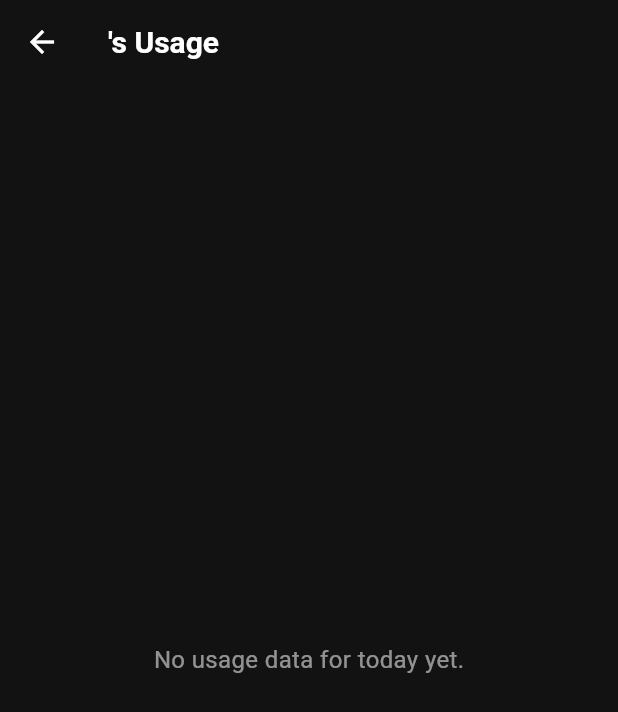
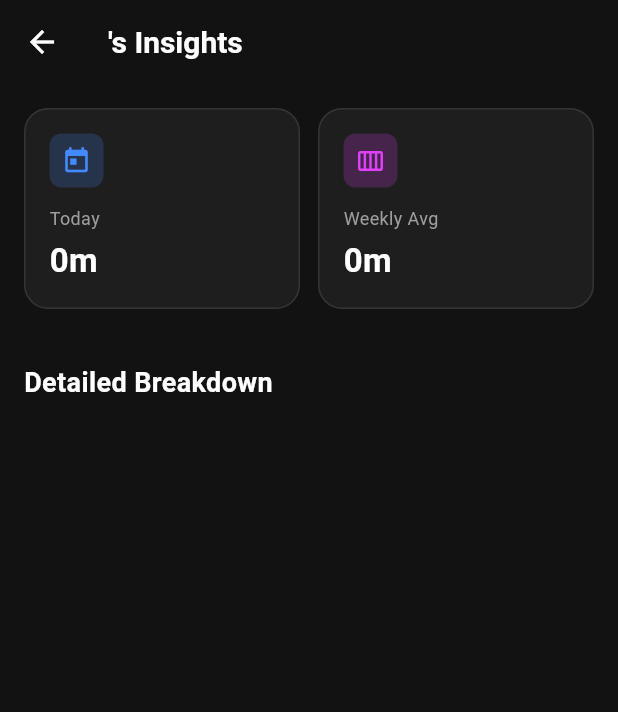
Before and after one commit to muaz-27/focus_mate, a Flutter app: the AnalyticsScreen screen opened directly with empty values, on a phone screen of 412 x 824 dp. Shown: the top 712 px of the screen. Run offline on Flutter 3.47's test engine with Material 3 defaults, Android fonts, the phone set to English and light mode, and no system bars; our stand-ins replace cloud_firestore, firebase_auth, firebase_core, permission_handler; missing offline and left inert: android_intent_plus, installed_apps, usage_stats; accounts and stored records are empty.

Commit message:
icons after refactoring

```diff
--- a/lib/dashboard/analytics_screen.dart
+++ b/lib/dashboard/analytics_screen.dart
@@ -1,8 +1,10 @@
-import 'dart:convert';
+import 'dart:convert'; // For base64Decode
+import 'dart:typed_data'; // For Uint8List
+
 import 'package:flutter/material.dart';
 import 'package:cloud_firestore/cloud_firestore.dart';
 
-class AnalyticsScreen extends StatelessWidget {
+class AnalyticsScreen extends StatefulWidget {
   final String userId;
   final String userName;
 
@@ -11,6 +13,78 @@ class AnalyticsScreen extends StatelessWidget {
     required this.userId,
     required this.userName,
   });
+
+  @override
+  State<AnalyticsScreen> createState() => _AnalyticsScreenState();
+}
+
+class _AnalyticsScreenState extends State<AnalyticsScreen> {
+  int totalMinutes = 0;
+  int weeklyAverage = 0;
+  Map<String, dynamic>? topApp;
+  List<Map<String, dynamic>> appsUsed = [];
+  bool loading = true;
+
+  @override
+  void initState() {
+    super.initState();
+    _loadData();
+  }
+
+  void _loadData() {
+    final todayDocId = DateTime.now().toIso8601String().split('T')[0];
+    final statsRef = FirebaseFirestore.instance
+        .collection('users')
+        .doc(widget.userId)
+        .collection('daily_stats');
+
+    // 1. Listen to TODAY'S usage
+    statsRef.doc(todayDocId).snapshots().listen((snapshot) {
+      if (mounted) {
+        if (snapshot.exists) {
+          final data = snapshot.data()!;
+          setState(() {
+            totalMinutes = data['totalScreenTime'] ?? 0;
+            appsUsed = List<Map<String, dynamic>>.from(data['apps'] ?? []);
+
+            if (appsUsed.isNotEmpty) {
+               appsUsed.sort((a, b) => (b['usageMinutes'] ?? 0).compareTo(a['usageMinutes'] ?? 0));
+               topApp = appsUsed.first;
+            } else {
+              topApp = null;
+            }
+            loading = false;
+          });
+        } else {
+          setState(() {
+            totalMinutes = 0;
+            appsUsed = [];
+            topApp = null;
+            loading = false;
+          });
+        }
+      }
+    });
+
+    // 2. Fetch Weekly History
+    _calculateWeeklyAvg(statsRef);
+  }
+
+  Future<void> _calculateWeeklyAvg(CollectionReference statsRef) async {
+    try {
+      final query = await statsRef.orderBy('lastUpdated', descending: true).limit(7).get();
+      if (query.docs.isEmpty) return;
+      int sum = 0;
+      for (var doc in query.docs) {
+        sum += (doc['totalScreenTime'] as int? ?? 0);
+      }
+      if (mounted) {
+        setState(() {
+          weeklyAverage = (sum / query.docs.length).round();
+        });
+      }
+    } catch (e) {}
+  }
 
   String formatTime(int mins) {
     if (mins < 60) return "${mins}m";
@@ -21,188 +95,208 @@ class AnalyticsScreen extends StatelessWidget {
 
   @override
   Widget build(BuildContext context) {
-    final todayDocId = DateTime.now().toIso8601String().split('T')[0];
-
     return Scaffold(
       backgroundColor: const Color(0xFF121212),
       appBar: AppBar(
-        title: Text("${userName}'s Usage"),
+        title: Text("${widget.userName}'s Insights"),
         backgroundColor: Colors.transparent,
         elevation: 0,
         iconTheme: const IconThemeData(color: Colors.white),
-        titleTextStyle: const TextStyle(
-          color: Colors.white,
-          fontSize: 20,
-          fontWeight: FontWeight.bold,
+        titleTextStyle: const TextStyle(color: Colors.white, fontSize: 20, fontWeight: FontWeight.bold),
+      ),
+      body: loading
+          ? const Center(child: CircularProgressIndicator(color: Colors.cyanAccent))
+          : SingleChildScrollView(
+              padding: const EdgeInsets.all(16),
+              child: Column(
+                crossAxisAlignment: CrossAxisAlignment.start,
+                children: [
+                  // Summary Row
+                  Row(
+                    children: [
+                      Expanded(
+                        child: _buildInfoCard("Today", formatTime(totalMinutes), Icons.today, Colors.blueAccent),
+                      ),
+                      const SizedBox(width: 12),
+                      Expanded(
+                        child: _buildInfoCard("Weekly Avg", formatTime(weeklyAverage), Icons.calendar_view_week, Colors.purpleAccent),
+                      ),
+                    ],
+                  ),
+                  const SizedBox(height: 12),
+
+                  // Top Distraction Card
+                  if (topApp != null)
+                    Container(
+                      padding: const EdgeInsets.all(16),
+                      decoration: BoxDecoration(
+                        color: Colors.white.withOpacity(0.05),
+                        borderRadius: BorderRadius.circular(16),
+                        border: Border.all(color: Colors.redAccent.withOpacity(0.3)),
+                      ),
+                      child: Row(
+                        children: [
+                          Container(
+                            padding: const EdgeInsets.all(10),
+                            decoration: BoxDecoration(
+                              color: Colors.redAccent.withOpacity(0.2),
+                              shape: BoxShape.circle,
+                            ),
+                            child: const Icon(Icons.warning_amber_rounded, color: Colors.redAccent),
+                          ),
+                          const SizedBox(width: 16),
+                          Expanded(
+                            child: Column(
+                              crossAxisAlignment: CrossAxisAlignment.start,
+                              children: [
+                                const Text("Top Distraction", style: TextStyle(color: Colors.grey, fontSize: 12)),
+                                Text(
+                                  topApp!['appName'],
+                                  style: const TextStyle(color: Colors.white, fontSize: 18, fontWeight: FontWeight.bold),
+                                  overflow: TextOverflow.ellipsis,
+                                ),
+                              ],
+                            ),
+                          ),
+                          Column(
+                            crossAxisAlignment: CrossAxisAlignment.end,
+                            children: [
+                              Text(
+                                formatTime(topApp!['usageMinutes']),
+                                style: const TextStyle(color: Colors.redAccent, fontWeight: FontWeight.bold, fontSize: 16),
+                              ),
+                              const SizedBox(height: 4),
+                              // 🔹 TOP APP ICON
+                              SizedBox(
+                                width: 24, height: 24,
+                                child: _buildAppIcon(topApp!),
+                              )
+                            ],
+                          )
+                        ],
                       ),
                     ),
 
-      // 🔥 LIVE DATA DIRECTLY
-      body: StreamBuilder<DocumentSnapshot>(
-        stream: FirebaseFirestore.instance
-            .collection('users')
-            .doc(userId)
-            .collection('daily_stats')
-            .doc(todayDocId)
-            .snapshots(),
-        builder: (context, snapshot) {
-          if (snapshot.connectionState == ConnectionState.waiting) {
-            return const Center(
-              child: CircularProgressIndicator(color: Colors.cyanAccent),
-            );
-          }
+                  const SizedBox(height: 24),
+                  const Text("Detailed Breakdown", style: TextStyle(color: Colors.white, fontSize: 18, fontWeight: FontWeight.bold)),
+                  const SizedBox(height: 12),
 
-          if (!snapshot.hasData || !snapshot.data!.exists) {
-            return const Center(
-              child: Text(
-                "No usage data for today yet.",
-                style: TextStyle(color: Colors.white54, fontSize: 16),
+                  // App List
+                  ListView.builder(
+                    shrinkWrap: true,
+                    physics: const NeverScrollableScrollPhysics(),
+                    itemCount: appsUsed.length,
+                    itemBuilder: (context, index) {
+                      final app = appsUsed[index];
+                      final minutes = app['usageMinutes'] ?? 0;
+                      final appName = app['appName'] ?? "Unknown";
+
+                      double percent = totalMinutes > 0 ? (minutes / totalMinutes) : 0.0;
+
+                      return Container(
+                        margin: const EdgeInsets.only(bottom: 12),
+                        child: Row(
+                          children: [
+                            // 🔹 LIST ITEM ICON
+                            SizedBox(
+                              width: 40, height: 40,
+                              child: _buildAppIcon(app),
                             ),
-            );
-          }
+                            const SizedBox(width: 12),
 
-          final data = snapshot.data!.data() as Map<String, dynamic>;
-          final totalMinutes = data['totalScreenTime'] ?? 0;
-          final appsUsed = List<Map<String, dynamic>>.from(data['apps'] ?? []);
-
-          return Column(
+                            // Name & Bar
+                            Expanded(
+                              child: Column(
+                                crossAxisAlignment: CrossAxisAlignment.start,
                                 children: [
-              // SUMMARY CARD
-              Container(
-                width: double.infinity,
-                margin: const EdgeInsets.all(16),
-                padding: const EdgeInsets.all(24),
-                decoration: BoxDecoration(
-                  gradient: LinearGradient(
-                    colors: [Colors.blue.shade900, Colors.purple.shade900],
-                    begin: Alignment.topLeft,
-                    end: Alignment.bottomRight,
-                  ),
-                  borderRadius: BorderRadius.circular(20),
-                  boxShadow: [
-                    BoxShadow(
-                      color: Colors.blue.withOpacity(0.3),
-                      blurRadius: 10,
-                      offset: const Offset(0, 5),
-                    ),
+                                  Row(
+                                    mainAxisAlignment: MainAxisAlignment.spaceBetween,
+                                    children: [
+                                      Text(appName, style: const TextStyle(color: Colors.white, fontWeight: FontWeight.w500)),
+                                      Text(formatTime(minutes), style: const TextStyle(color: Colors.grey, fontSize: 12)),
                                     ],
                                   ),
-                child: Column(
-                  children: [
-                    const Text(
-                      "Total Screen Time",
-                      style: TextStyle(color: Colors.white70, fontSize: 14),
-                    ),
-                    const SizedBox(height: 8),
-                    Text(
-                      formatTime(totalMinutes),
-                      style: const TextStyle(
-                        color: Colors.white,
-                        fontSize: 36,
-                        fontWeight: FontWeight.bold,
-                      ),
-                    ),
-                    const SizedBox(height: 8),
-                    Text(
-                      todayDocId,
-                      style: const TextStyle(
-                        color: Colors.white30,
-                        fontSize: 12,
+                                  const SizedBox(height: 6),
+                                  ClipRRect(
+                                    borderRadius: BorderRadius.circular(4),
+                                    child: LinearProgressIndicator(
+                                      value: percent,
+                                      backgroundColor: Colors.white10,
+                                      color: index == 0 ? Colors.redAccent : Colors.blueAccent,
+                                      minHeight: 6,
                                     ),
                                   ),
                                 ],
                               ),
                             ),
-
-              const Padding(
-                padding: EdgeInsets.symmetric(horizontal: 20, vertical: 10),
-                child: Align(
-                  alignment: Alignment.centerLeft,
-                  child: Text(
-                    "Most Used Apps",
-                    style: TextStyle(
-                      color: Colors.white,
-                      fontSize: 18,
-                      fontWeight: FontWeight.bold,
-                    ),
-                  ),
-                ),
-              ),
-
-              // 🔥 APP LIST WITH LOGOS
-              Expanded(
-                child: appsUsed.isEmpty
-                    ? const Center(
-                        child: Text(
-                          "No significant usage yet.",
-                          style: TextStyle(color: Colors.white54),
-                        ),
-                      )
-                    : ListView.builder(
-                        itemCount: appsUsed.length,
-                        padding: const EdgeInsets.only(bottom: 20),
-                        itemBuilder: (context, index) {
-                          final app = appsUsed[index];
-                          final minutes = app['usageMinutes'] ?? 0;
-                          final appName = app['appName'] ?? "Unknown";
-
-                          Color usageColor = Colors.cyanAccent;
-                          if (minutes > 60) usageColor = Colors.orangeAccent;
-                          if (minutes > 120) usageColor = Colors.redAccent;
-
-                          return Container(
-                            margin: const EdgeInsets.symmetric(
-                              horizontal: 16,
-                              vertical: 6,
-                            ),
-                            decoration: BoxDecoration(
-                              color: Colors.white.withOpacity(0.05),
-                              borderRadius: BorderRadius.circular(12),
-                            ),
-                            child: ListTile(
-                              leading: CircleAvatar(
-                                backgroundColor: Colors.white10,
-                                child:
-                                    // 🔥🔥 LOGO / ICON FETCHING ADDED HERE 🔥🔥
-                                    (app['iconBytes'] != null &&
-                                            app['iconBytes'] is String)
-                                        ? ClipOval(
-                                            child: Image.memory(
-                                              base64Decode(app['iconBytes']),
-                                              fit: BoxFit.cover,
-                                              width: 40,
-                                              height: 40,
-                                            ),
-                                          )
-                                        : Text(
-                                            appName.isNotEmpty
-                                                ? appName[0].toUpperCase()
-                                                : "?",
-                                            style: const TextStyle(
-                                              color: Colors.white,
-                                              fontWeight: FontWeight.bold,
-                                            ),
-                                          ),
-                              ),
-                              title: Text(
-                                appName,
-                                style: const TextStyle(color: Colors.white),
-                              ),
-                              trailing: Text(
-                                formatTime(minutes),
-                                style: TextStyle(
-                                  color: usageColor,
-                                  fontWeight: FontWeight.bold,
-                                ),
-                              ),
+                          ],
                         ),
                       );
                     },
                   ),
+                ],
               ),
+            ),
+    );
+  }
+
+  // 🔹 HELPER: BUILD ICON FROM BASE64
+  Widget _buildAppIcon(Map<String, dynamic> app) {
+    if (app['iconBytes'] != null && app['iconBytes'] is String) {
+      try {
+        Uint8List bytes = base64Decode(app['iconBytes']);
+        return ClipRRect(
+          borderRadius: BorderRadius.circular(8),
+          child: Image.memory(
+            bytes,
+            fit: BoxFit.cover,
+            errorBuilder: (context, error, stackTrace) => _fallbackIcon(app['appName']),
+          ),
+        );
+      } catch (e) {
+        return _fallbackIcon(app['appName']);
+      }
+    }
+    return _fallbackIcon(app['appName']);
+  }
+
+  Widget _fallbackIcon(String? appName) {
+    String letter = (appName != null && appName.isNotEmpty) ? appName[0].toUpperCase() : "?";
+    return Container(
+      decoration: BoxDecoration(
+        color: Colors.white10,
+        borderRadius: BorderRadius.circular(8),
+      ),
+      child: Center(
+        child: Text(
+          letter,
+          style: const TextStyle(color: Colors.white, fontWeight: FontWeight.bold),
+        ),
+      ),
+    );
+  }
+
+  Widget _buildInfoCard(String title, String value, IconData icon, Color color) {
+    return Container(
+      padding: const EdgeInsets.all(16),
+      decoration: BoxDecoration(
+        color: Colors.white.withOpacity(0.05),
+        borderRadius: BorderRadius.circular(16),
+        border: Border.all(color: Colors.white10),
+      ),
+      child: Column(
+        crossAxisAlignment: CrossAxisAlignment.start,
+        children: [
+          Container(
+            padding: const EdgeInsets.all(8),
+            decoration: BoxDecoration(color: color.withOpacity(0.2), borderRadius: BorderRadius.circular(8)),
+            child: Icon(icon, color: color, size: 20),
+          ),
+          const SizedBox(height: 12),
+          Text(title, style: const TextStyle(color: Colors.grey, fontSize: 12)),
+          const SizedBox(height: 4),
+          Text(value, style: const TextStyle(color: Colors.white, fontSize: 22, fontWeight: FontWeight.bold)),
         ],
-          );
-        },
       ),
     );
   }
```
Also changed, not shown: lib/core/usage_service.dart (+39 -14 lines), lib/dashboard/app_lock_screen.dart (+59 -31 lines). Lines whose indentation alone changed are shown as unchanged.
